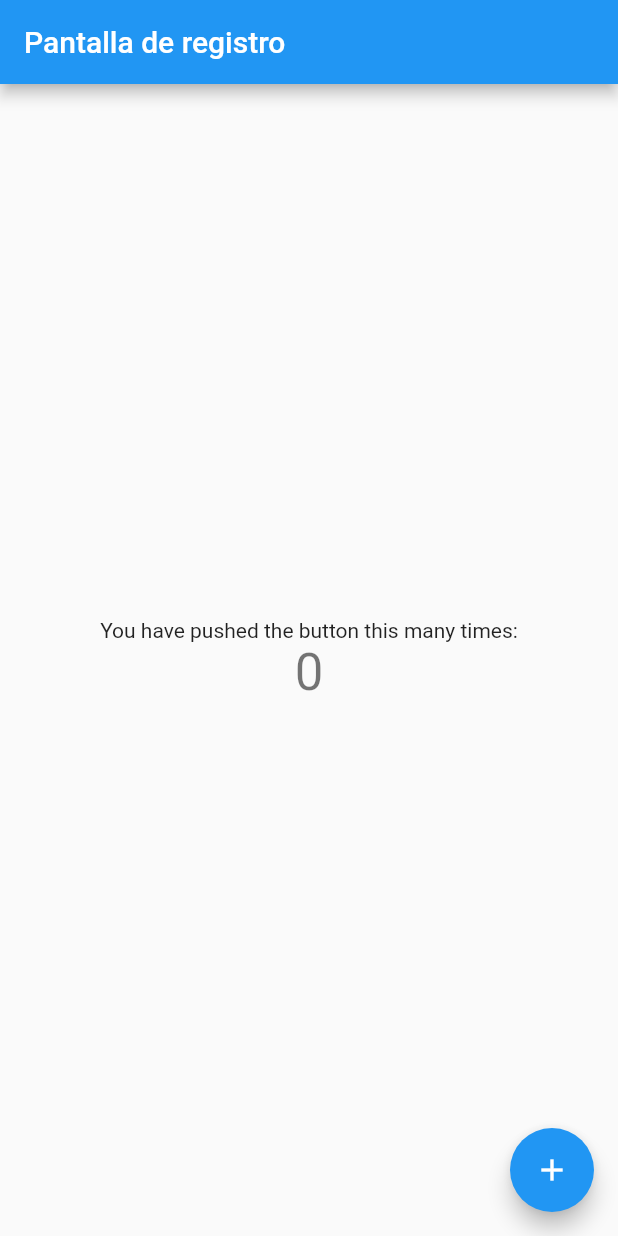
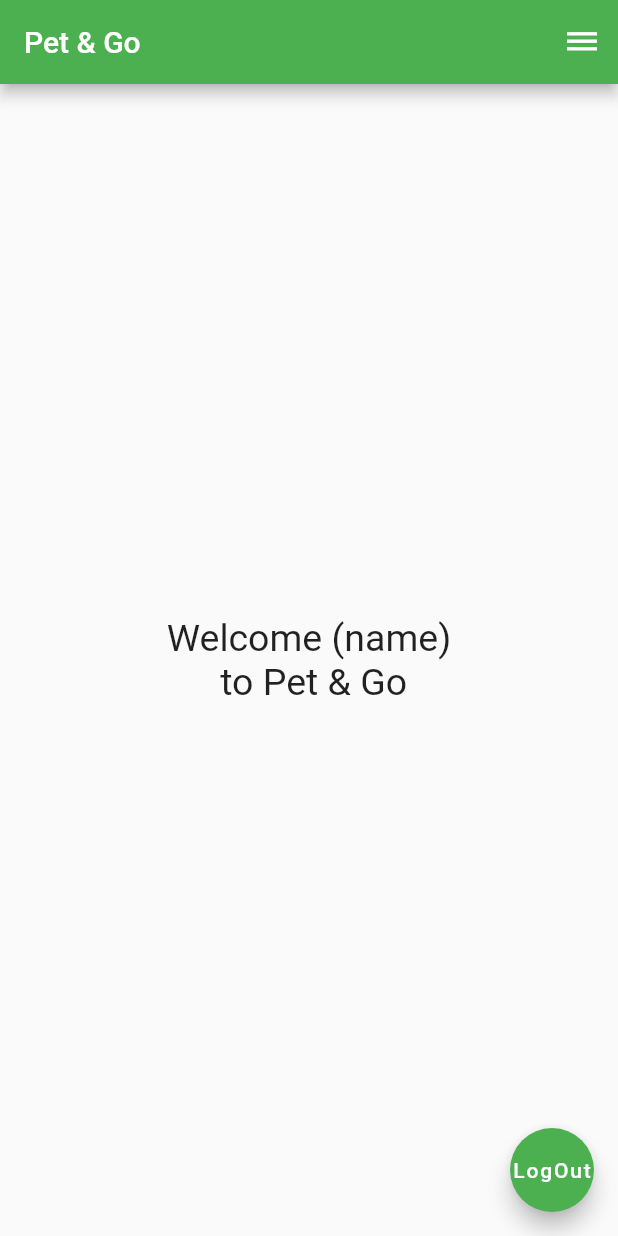
Before and after one commit to aridearriba/Pet-and-go_Front-end, a Flutter app: the screen it shows after launch, on a phone screen of 412 x 824 dp. Run offline on Flutter 3.47's test engine with Material 2 defaults, Android fonts, the phone set to English and light mode, and no system bars.

Commit message:
Revert "Home Page commit #1"
This reverts commit 2edb0650ab69676a7ce131bbfcd0af9b7a6b8962.

```diff
--- a/lib/home.dart
+++ b/lib/home.dart
@@ -0,0 +1,43 @@
+import 'package:flutter/material.dart';
+
+class Home extends StatefulWidget {
+    Home({Key key,}) : super(key: key);
+
+    @override
+    _HomeState createState() => _HomeState();
+}
+
+class _HomeState extends State<Home> {
+
+    nLogIn() {}
+
+    @override
+    Widget build(BuildContext context) {
+        return Scaffold(
+            appBar: AppBar(
+                title: Text('Pet & Go'),
+                actions: <Widget>[
+                    IconButton(icon : Icon(Icons.dehaze), color: Colors.white, onPressed: () {},),
+                ],
+            ),
+            body: Center(
+
+                child: Column(
+                    mainAxisAlignment: MainAxisAlignment.center,
+                    children: <Widget>[
+                        Text(
+                            'Welcome (name) \n to Pet & Go',
+                            style: TextStyle(fontSize: 25,),
+                            textAlign: TextAlign.center,
+                            //añadir en un futuro el nombre
+                        ),
+                    ],
+                ),
+            ),
+            floatingActionButton: FloatingActionButton(
+                onPressed: nLogIn,
+                child: Text('LogOut'),
+            ),
+        );
+    }
+}
--- a/lib/main.dart
+++ b/lib/main.dart
@@ -1,4 +1,5 @@
 import 'package:flutter/material.dart';
+import 'home.dart';
 
 void main() => runApp(MyApp());
 
@@ -18,9 +19,10 @@ class MyApp extends StatelessWidget {
                 // or simply save your changes to "hot reload" in a Flutter IDE).
                 // Notice that the counter didn't reset back to zero; the application
                 // is not restarted.
-                primarySwatch: Colors.blue,
+                primarySwatch: Colors.green,
             ),
-            home: MyHomePage(title: 'Pantalla de registro'),
+            home: Home(),
+            //MyHomePage(title: 'Pantalla de registro'),
         );
     }
 }
```
